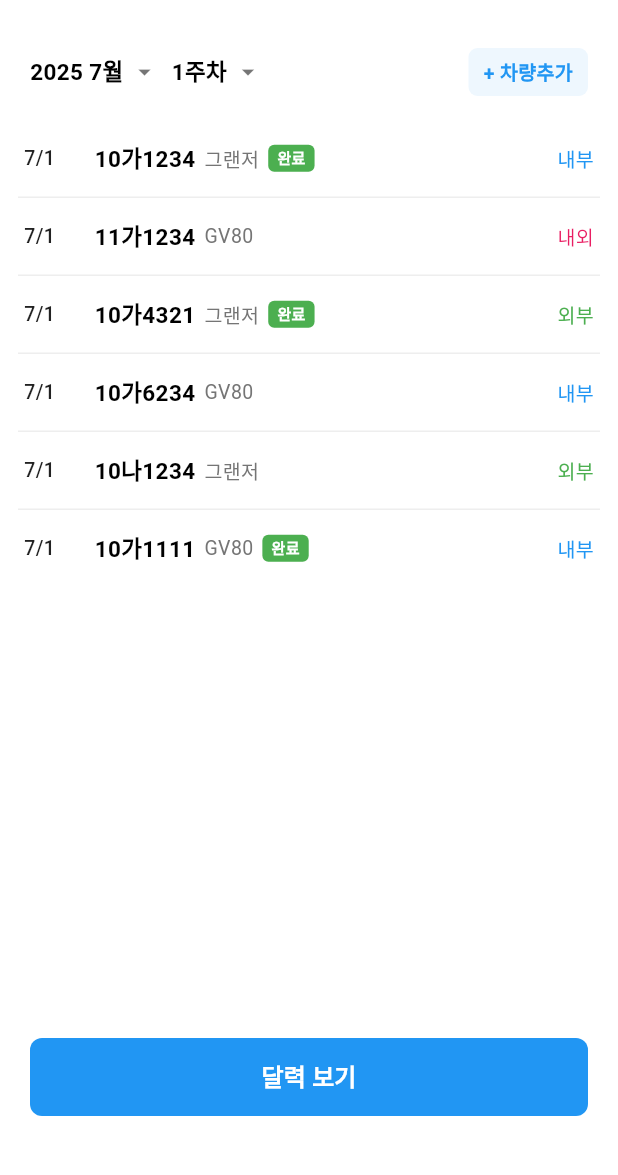
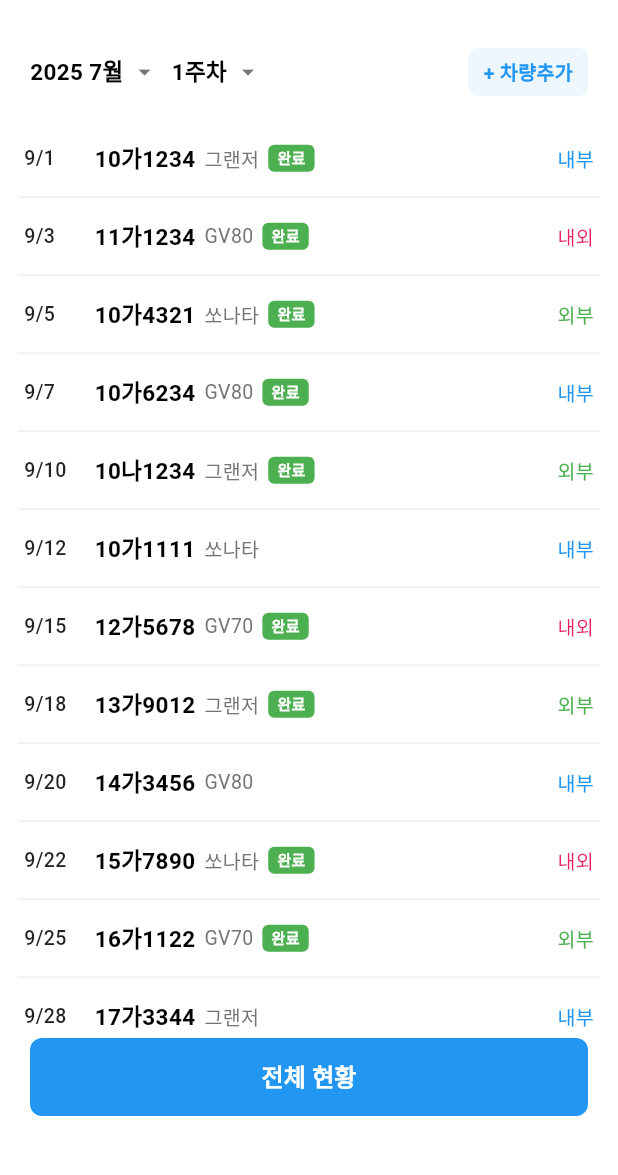
Before and after one commit to numsil/allthatcar, a Flutter app: the VehicleListScreen screen opened directly with empty values, on a phone screen of 412 x 824 dp, the part 60-1235 px from its top. Run offline on Flutter 3.47's test engine with Material 3 defaults, Android fonts, the phone set to English and light mode, and no system bars; our stand-ins replace flutter_dotenv, flutter_riverpod, flutter_svg, image_picker, supabase_flutter; accounts and stored records are empty.

Commit message:
Add monthly status view and mock data for September-November
Features:
- Added monthly status screen to display work statistics by month
- Added 36 mock vehicles (12 per month) for Sep-Nov with varied completion status
- Changed "달력 보기" button to "전체 현황" with navigation to monthly stats
- Implemented monthly statistics calculation and aggregation
- Added visual cards showing completion rate, department breakdown per month

🤖 Generated with [Claude Code](https://claude.com/claude-code)

Co-Authored-By: Claude <noreply@anthropic.com>

```diff
--- a/allthatcar_app/lib/features/vehicle/presentation/screens/vehicle_list_screen.dart
+++ b/allthatcar_app/lib/features/vehicle/presentation/screens/vehicle_list_screen.dart
@@ -1,6 +1,7 @@
 import 'package:flutter/material.dart';
 import 'package:flutter_svg/flutter_svg.dart';
 import 'vehicle_detail_screen.dart';
+import 'monthly_status_screen.dart';
 
 /// 차량 정보 모델
 class Vehicle {
@@ -45,57 +46,50 @@ class _VehicleListScreenState extends State<VehicleListScreen> {
     _vehicles = _getMockVehicles();
   }
 
-  // 임시 차량 데이터
+  // 임시 차량 데이터 (9월~11월)
   List<Vehicle> _getMockVehicles() {
     return [
-      Vehicle(
-        id: '1',
-        plateNumber: '10가1234',
-        model: '그랜저',
-        department: '내부',
-        date: '7/1',
-        isCompleted: true,
-      ),
-      Vehicle(
-        id: '2',
-        plateNumber: '11가1234',
-        model: 'GV80',
-        department: '내외부',
-        date: '7/1',
-        isCompleted: false,
-      ),
-      Vehicle(
-        id: '3',
-        plateNumber: '10가4321',
-        model: '그랜저',
-        department: '외부',
-        date: '7/1',
-        isCompleted: true,
-      ),
-      Vehicle(
-        id: '4',
-        plateNumber: '10가6234',
-        model: 'GV80',
-        department: '내부',
-        date: '7/1',
-        isCompleted: false,
-      ),
-      Vehicle(
-        id: '5',
-        plateNumber: '10나1234',
-        model: '그랜저',
-        department: '외부',
-        date: '7/1',
-        isCompleted: false,
-      ),
-      Vehicle(
-        id: '6',
-        plateNumber: '10가1111',
-        model: 'GV80',
-        department: '내부',
-        date: '7/1',
-        isCompleted: true,
-      ),
+      // 9월 데이터
+      Vehicle(id: '1', plateNumber: '10가1234', model: '그랜저', department: '내부', date: '9/1', isCompleted: true),
+      Vehicle(id: '2', plateNumber: '11가1234', model: 'GV80', department: '내외부', date: '9/3', isCompleted: true),
+      Vehicle(id: '3', plateNumber: '10가4321', model: '쏘나타', department: '외부', date: '9/5', isCompleted: true),
+      Vehicle(id: '4', plateNumber: '10가6234', model: 'GV80', department: '내부', date: '9/7', isCompleted: true),
+      Vehicle(id: '5', plateNumber: '10나1234', model: '그랜저', department: '외부', date: '9/10', isCompleted: true),
+      Vehicle(id: '6', plateNumber: '10가1111', model: '쏘나타', department: '내부', date: '9/12', isCompleted: false),
+      Vehicle(id: '7', plateNumber: '12가5678', model: 'GV70', department: '내외부', date: '9/15', isCompleted: true),
+      Vehicle(id: '8', plateNumber: '13가9012', model: '그랜저', department: '외부', date: '9/18', isCompleted: true),
+      Vehicle(id: '9', plateNumber: '14가3456', model: 'GV80', department: '내부', date: '9/20', isCompleted: false),
+      Vehicle(id: '10', plateNumber: '15가7890', model: '쏘나타', department: '내외부', date: '9/22', isCompleted: true),
+      Vehicle(id: '11', plateNumber: '16가1122', model: 'GV70', department: '외부', date: '9/25', isCompleted: true),
+      Vehicle(id: '12', plateNumber: '17가3344', model: '그랜저', department: '내부', date: '9/28', isCompleted: false),
+
+      // 10월 데이터
+      Vehicle(id: '13', plateNumber: '18가5566', model: 'GV80', department: '내외부', date: '10/2', isCompleted: true),
+      Vehicle(id: '14', plateNumber: '19가7788', model: '쏘나타', department: '외부', date: '10/5', isCompleted: true),
+      Vehicle(id: '15', plateNumber: '20가9900', model: 'GV70', department: '내부', date: '10/8', isCompleted: false),
+      Vehicle(id: '16', plateNumber: '21가1357', model: '그랜저', department: '내외부', date: '10/10', isCompleted: true),
+      Vehicle(id: '17', plateNumber: '22가2468', model: 'GV80', department: '외부', date: '10/12', isCompleted: true),
+      Vehicle(id: '18', plateNumber: '23가3579', model: '쏘나타', department: '내부', date: '10/15', isCompleted: true),
+      Vehicle(id: '19', plateNumber: '24가4680', model: 'GV70', department: '내외부', date: '10/18', isCompleted: false),
+      Vehicle(id: '20', plateNumber: '25가5791', model: '그랜저', department: '외부', date: '10/20', isCompleted: true),
+      Vehicle(id: '21', plateNumber: '26가6802', model: 'GV80', department: '내부', date: '10/22', isCompleted: true),
+      Vehicle(id: '22', plateNumber: '27가7913', model: '쏘나타', department: '내외부', date: '10/25', isCompleted: false),
+      Vehicle(id: '23', plateNumber: '28가8024', model: 'GV70', department: '외부', date: '10/28', isCompleted: true),
+      Vehicle(id: '24', plateNumber: '29가9135', model: '그랜저', department: '내부', date: '10/30', isCompleted: true),
+
+      // 11월 데이터
+      Vehicle(id: '25', plateNumber: '30가1246', model: 'GV80', department: '내외부', date: '11/1', isCompleted: true),
+      Vehicle(id: '26', plateNumber: '31가2357', model: '쏘나타', department: '외부', date: '11/3', isCompleted: false),
+      Vehicle(id: '27', plateNumber: '32가3468', model: 'GV70', department: '내부', date: '11/5', isCompleted: true),
+      Vehicle(id: '28', plateNumber: '33가4579', model: '그랜저', department: '내외부', date: '11/8', isCompleted: true),
+      Vehicle(id: '29', plateNumber: '34가5680', model: 'GV80', department: '외부', date: '11/10', isCompleted: false),
+      Vehicle(id: '30', plateNumber: '35가6791', model: '쏘나타', department: '내부', date: '11/12', isCompleted: true),
+      Vehicle(id: '31', plateNumber: '36가7802', model: 'GV70', department: '내외부', date: '11/15', isCompleted: true),
+      Vehicle(id: '32', plateNumber: '37가8913', model: '그랜저', department: '외부', date: '11/18', isCompleted: false),
+      Vehicle(id: '33', plateNumber: '38가9024', model: 'GV80', department: '내부', date: '11/20', isCompleted: true),
+      Vehicle(id: '34', plateNumber: '39가0135', model: '쏘나타', department: '내외부', date: '11/22', isCompleted: true),
+      Vehicle(id: '35', plateNumber: '40가1246', model: 'GV70', department: '외부', date: '11/25', isCompleted: false),
+      Vehicle(id: '36', plateNumber: '41가2357', model: '그랜저', department: '내부', date: '11/28', isCompleted: true),
     ];
   }
 
@@ -110,6 +104,46 @@ class _VehicleListScreenState extends State<VehicleListScreen> {
       default:
         return Colors.grey;
     }
+  }
+
+  // 월별 통계 데이터 계산
+  List<MonthlyData> _calculateMonthlyStats() {
+    final vehicles = _getMockVehicles();
+    final Map<int, List<Vehicle>> vehiclesByMonth = {};
+
+    // 월별로 차량 그룹화
+    for (var vehicle in vehicles) {
+      final month = int.parse(vehicle.date.split('/')[0]);
+      vehiclesByMonth.putIfAbsent(month, () => []).add(vehicle);
+    }
+
+    // 월별 통계 생성
+    return vehiclesByMonth.entries.map((entry) {
+      final month = entry.key;
+      final monthVehicles = entry.value;
+
+      return MonthlyData(
+        month: month,
+        totalCount: monthVehicles.length,
+        completedCount: monthVehicles.where((v) => v.isCompleted).length,
+        internalCount: monthVehicles.where((v) => v.department == '내부').length,
+        externalCount: monthVehicles.where((v) => v.department == '외부').length,
+        bothCount: monthVehicles.where((v) => v.department == '내외부').length,
+      );
+    }).toList()..sort((a, b) => a.month.compareTo(b.month));
+  }
+
+  // 월별 현황 화면으로 이동
+  void _navigateToMonthlyStatus() {
+    final monthlyStats = _calculateMonthlyStats();
+    Navigator.of(context).push(
+      MaterialPageRoute(
+        builder: (context) => MonthlyStatusScreen(
+          siteName: widget.siteName,
+          monthlyDataList: monthlyStats,
+        ),
+      ),
+    );
   }
 
   // 월 드롭다운 메뉴 표시
@@ -802,22 +836,14 @@ class _VehicleListScreenState extends State<VehicleListScreen> {
             ),
           ),
 
-          // 달력 보기 버튼
+          // 전체 현황 버튼
           Padding(
             padding: const EdgeInsets.fromLTRB(20, 0, 20, 40),
             child: SizedBox(
               width: double.infinity,
               height: 52,
               child: ElevatedButton(
-                onPressed: () {
-                  // TODO: 달력 화면으로 이동
-                  ScaffoldMessenger.of(context).showSnackBar(
-                    const SnackBar(
-                      content: Text('달력 보기'),
-                      duration: Duration(seconds: 1),
-                    ),
-                  );
-                },
+                onPressed: _navigateToMonthlyStatus,
                 style: ElevatedButton.styleFrom(
                   backgroundColor: const Color(0xFF2196F3),
                   foregroundColor: Colors.white,
@@ -827,7 +853,7 @@ class _VehicleListScreenState extends State<VehicleListScreen> {
                   ),
                 ),
                 child: const Text(
-                  '달력 보기',
+                  '전체 현황',
                   style: TextStyle(
                     fontSize: 16,
                     fontWeight: FontWeight.w600,
```
Also changed, not shown: allthatcar_app/lib/features/vehicle/presentation/screens/monthly_status_screen.dart (added, +313 -0 lines).
